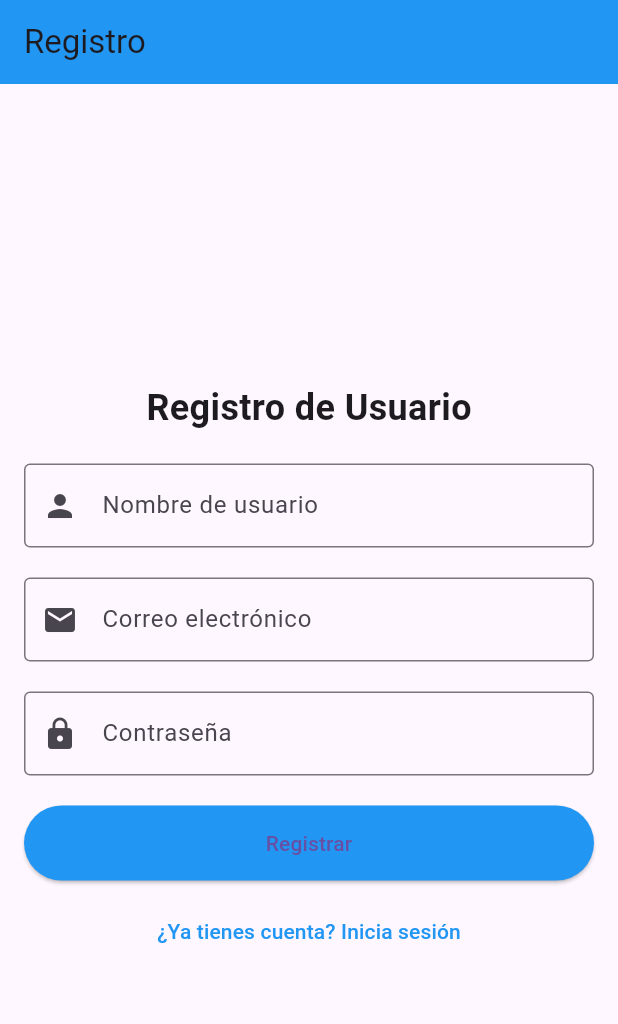
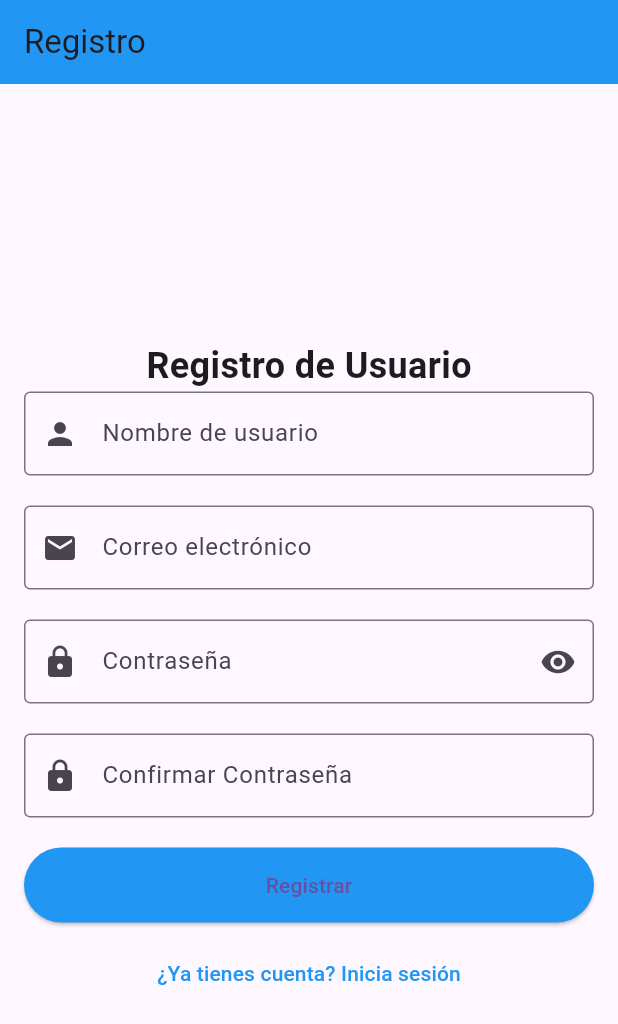
Before and after one commit to Sergi-10/findoutmole_copia, a Flutter app: the screen it shows after launch, on a phone screen of 412 x 824 dp. Shown: the top 1024 px of the screen. Run offline on Flutter 3.47's test engine with Material 3 defaults, Android fonts, the phone set to English and light mode, and no system bars.

Commit message:
Pantalla de Registro

```diff
--- a/lib/app.dart
+++ b/lib/app.dart
@@ -1,3 +1,4 @@
+import 'package:findoutmole/screen/login_screen/login_screen.dart';
 import 'package:findoutmole/screen/register_screen/register.dart';
 import 'package:flutter/material.dart';
 
@@ -5,11 +6,17 @@ import 'package:flutter/material.dart';
 class AppHome extends StatelessWidget {
   const AppHome({super.key});
 
+  get pageview => null;
+
   @override
   Widget build(BuildContext context) {
     return Scaffold(
-      body: RegisterPage(),
-      //LoginPage(),
+      body: PageView(
+        children:
+        const [ RegisterPage(),
+        LoginPage(),
+        ],
+      ),
     );
   }
 }
--- a/lib/screen/register_screen/confirmar_Contraseña.dart
+++ b/lib/screen/register_screen/confirmar_Contraseña.dart
@@ -1,6 +1,6 @@
 import 'package:flutter/material.dart';
 
-TextField buildConfirmPasswordField() {
+Widget buildConfirmPasswordField() {
   return TextField(
     obscureText: true,
     decoration: InputDecoration(
--- a/lib/screen/register_screen/contraseña.dart
+++ b/lib/screen/register_screen/contraseña.dart
@@ -1,12 +1,34 @@
 import 'package:flutter/material.dart';
 
-TextField buildPasswordField() {
-  return TextField(
-    obscureText: true,
-    decoration: InputDecoration(
-      labelText: 'Contraseña',
-      border: OutlineInputBorder(),
-      prefixIcon: Icon(Icons.lock),
-    ),
-  );
+class PasswordField extends StatefulWidget {
+  const PasswordField({super.key});
+
+  @override
+  _PasswordFieldState createState() => _PasswordFieldState();
 }
+
+class _PasswordFieldState extends State<PasswordField> {
+  bool _isObscured = true;
+
+  @override
+  Widget build(BuildContext context) {
+    return TextField(
+      obscureText: _isObscured,
+      decoration: InputDecoration(
+        labelText: 'Contraseña',
+        border: const OutlineInputBorder(),
+        prefixIcon: const Icon(Icons.lock),
+        suffixIcon: IconButton(
+          icon: Icon(
+            _isObscured ? Icons.visibility : Icons.visibility_off,
+          ),
+          onPressed: () {
+            setState(() {
+              _isObscured = !_isObscured;
+            });
+          },
+        ),
+      ),
+    );
+  }
+}
--- a/lib/screen/register_screen/nombre_de_usuario.dart
+++ b/lib/screen/register_screen/nombre_de_usuario.dart
@@ -1,8 +1,8 @@
 import 'package:flutter/material.dart';
 
-TextField buildUsernameField() {
+Widget buildUsernameField() {
   return TextField(
-    decoration: InputDecoration(
+    decoration: const InputDecoration(
       labelText: 'Nombre de usuario',
       border: OutlineInputBorder(),
       prefixIcon: Icon(Icons.person),
--- a/lib/screen/register_screen/register.dart
+++ b/lib/screen/register_screen/register.dart
@@ -1,4 +1,7 @@
+import 'package:findoutmole/screen/register_screen/confirmar_Contrase%C3%B1a.dart';
 import 'package:flutter/material.dart';
+import 'nombre_de_usuario.dart'; //importa la función de para el campo de usuario
+import 'contraseña.dart'; // importa la función para el campo de contraseña
 
 class RegisterPage extends StatelessWidget {
   const RegisterPage({super.key});
@@ -26,15 +29,9 @@ class RegisterPage extends StatelessWidget {
                   'Registro de Usuario',
                   style: TextStyle(fontSize: 24, fontWeight: FontWeight.bold),
                 ),
-                const SizedBox(height: 20),
+
                 // Campo para el nombre de usuario
-                TextField(
-                  decoration: InputDecoration(
-                    labelText: 'Nombre de usuario',
-                    border: OutlineInputBorder(),
-                    prefixIcon: const Icon(Icons.person),
-                  ),
-                ),
+                buildUsernameField(),
                 const SizedBox(height: 20),
                 // Campo para el correo electrónico
                 TextField(
@@ -46,15 +43,11 @@ class RegisterPage extends StatelessWidget {
                   ),
                 ),
                 const SizedBox(height: 20),
-                // Campo para la contraseña
-                TextField(
-                  obscureText: true,
-                  decoration: InputDecoration(
-                    labelText: 'Contraseña',
-                    border: OutlineInputBorder(),
-                    prefixIcon: const Icon(Icons.lock),
-                  ),
-                ),
+                // campo para la contraseña
+                PasswordField(),
+                const SizedBox(height: 20),
+                //Campo para confirmar contraseña
+                buildConfirmPasswordField(),
                 const SizedBox(height: 20),
                 // Botón para registrar
                 ElevatedButton(
```
Also changed, not shown: lib/screen/register_screen/Apellidos.dart (deleted, +0 -11 lines), lib/screen/register_screen/Nombre.dart (deleted, +0 -11 lines).
